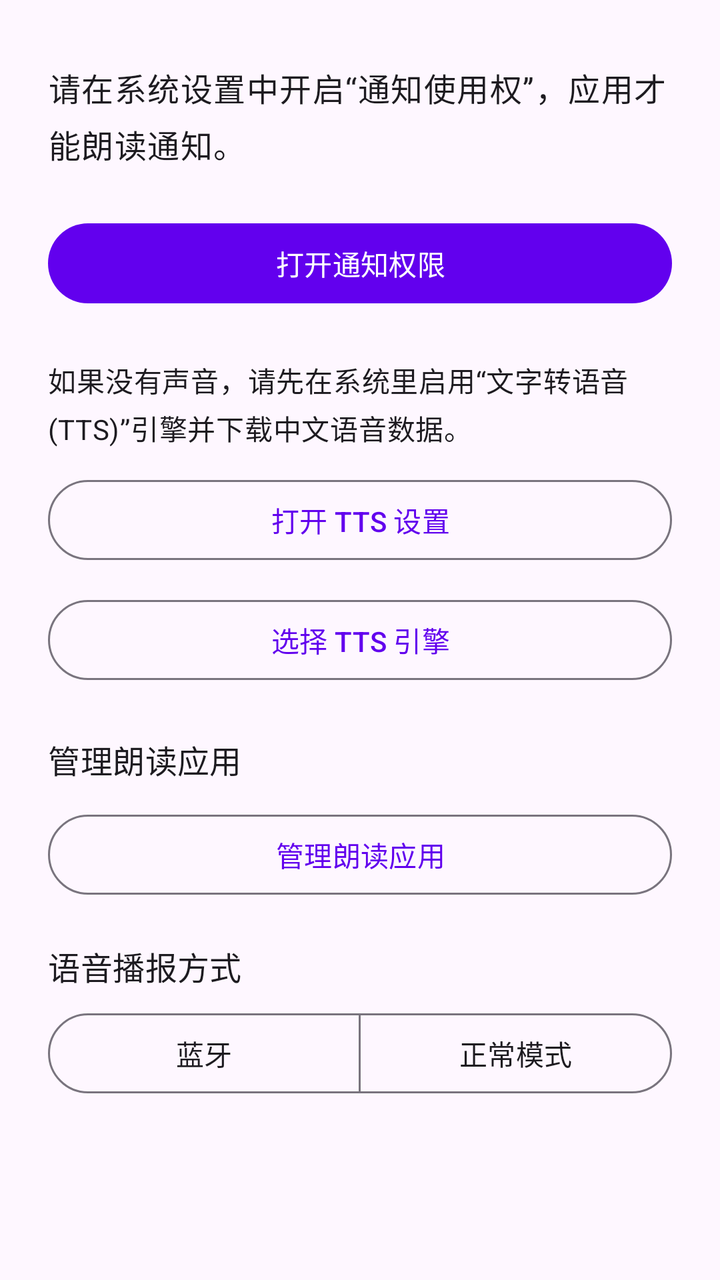
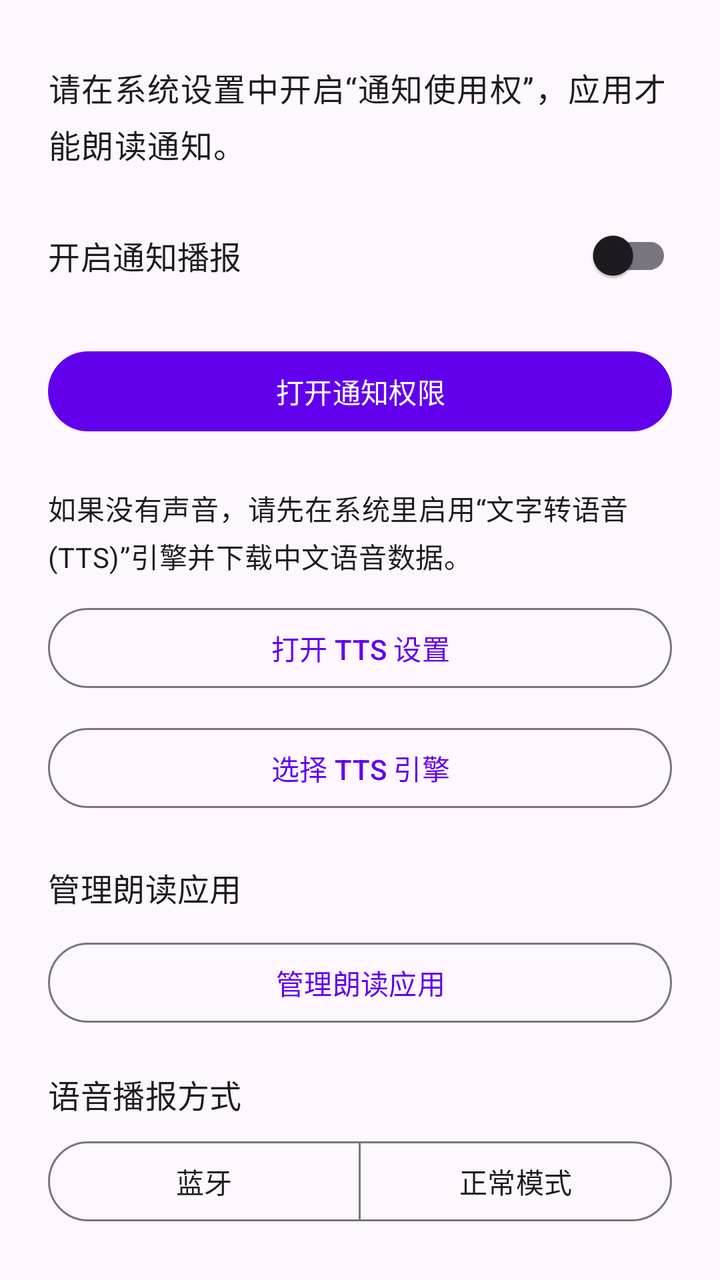

Two renders of the same Android screen: before a commit and after it. Below are the layout's source before the change and the commit's diff.
<!-- AndroidManifest.xml: application theme Theme.NotificationReader2 -->
<!-- res/layout/activity_main.xml -->
<?xml version="1.0" encoding="utf-8"?>
<androidx.constraintlayout.widget.ConstraintLayout xmlns:android="http://schemas.android.com/apk/res/android"
    xmlns:app="http://schemas.android.com/apk/res-auto"
    xmlns:tools="http://schemas.android.com/tools"
    android:layout_width="match_parent"
    android:layout_height="match_parent"
    tools:context=".MainActivity">

    <com.google.android.material.textview.MaterialTextView
        android:id="@+id/hintText"
        android:layout_width="0dp"
        android:layout_height="wrap_content"
        android:layout_marginStart="24dp"
        android:layout_marginEnd="24dp"
        android:layout_marginTop="32dp"
        android:text="@string/notification_access_hint"
        android:textAppearance="?attr/textAppearanceBodyLarge"
        app:layout_constraintEnd_toEndOf="parent"
        app:layout_constraintStart_toStartOf="parent"
        app:layout_constraintTop_toTopOf="parent" />

    <com.google.android.material.button.MaterialButton
        android:id="@+id/openAccessButton"
        android:layout_width="0dp"
        android:layout_height="wrap_content"
        android:layout_marginStart="24dp"
        android:layout_marginEnd="24dp"
        android:layout_marginTop="24dp"
        android:text="@string/open_notification_access"
        app:layout_constraintEnd_toEndOf="parent"
        app:layout_constraintStart_toStartOf="parent"
        app:layout_constraintTop_toBottomOf="@id/hintText" />

    <com.google.android.material.textview.MaterialTextView
        android:id="@+id/ttsHintText"
        android:layout_width="0dp"
        android:layout_height="wrap_content"
        android:layout_marginStart="24dp"
        android:layout_marginEnd="24dp"
        android:layout_marginTop="24dp"
        android:text="@string/tts_settings_hint"
        android:textAppearance="?attr/textAppearanceBodyMedium"
        app:layout_constraintEnd_toEndOf="parent"
        app:layout_constraintStart_toStartOf="parent"
        app:layout_constraintTop_toBottomOf="@id/openAccessButton" />

    <com.google.android.material.button.MaterialButton
        android:id="@+id/openTtsButton"
        style="?attr/materialButtonOutlinedStyle"
        android:layout_width="0dp"
        android:layout_height="wrap_content"
        android:layout_marginStart="24dp"
        android:layout_marginEnd="24dp"
        android:layout_marginTop="12dp"
        android:text="@string/open_tts_settings"
        app:layout_constraintEnd_toEndOf="parent"
        app:layout_constraintStart_toStartOf="parent"
        app:layout_constraintTop_toBottomOf="@id/ttsHintText" />

    <com.google.android.material.button.MaterialButton
        android:id="@+id/pickTtsEngineButton"
        style="?attr/materialButtonOutlinedStyle"
        android:layout_width="0dp"
        android:layout_height="wrap_content"
        android:layout_marginStart="24dp"
        android:layout_marginEnd="24dp"
        android:layout_marginTop="12dp"
        android:text="@string/pick_tts_engine"
        app:layout_constraintEnd_toEndOf="parent"
        app:layout_constraintStart_toStartOf="parent"
        app:layout_constraintTop_toBottomOf="@id/openTtsButton" />

    <com.google.android.material.textview.MaterialTextView
        android:id="@+id/manageTitle"
        android:layout_width="0dp"
        android:layout_height="wrap_content"
        android:layout_marginStart="24dp"
        android:layout_marginEnd="24dp"
        android:layout_marginTop="24dp"
        android:text="@string/manage_read_aloud_apps"
        android:textAppearance="?attr/textAppearanceTitleMedium"
        app:layout_constraintEnd_toEndOf="parent"
        app:layout_constraintStart_toStartOf="parent"
        app:layout_constraintTop_toBottomOf="@id/pickTtsEngineButton" />

    <com.google.android.material.button.MaterialButton
        android:id="@+id/manageAppsButton"
        style="?attr/materialButtonOutlinedStyle"
        android:layout_width="0dp"
        android:layout_height="wrap_content"
        android:layout_marginStart="24dp"
        android:layout_marginEnd="24dp"
        android:layout_marginTop="12dp"
        android:text="@string/manage_read_aloud_apps"
        app:layout_constraintEnd_toEndOf="parent"
        app:layout_constraintStart_toStartOf="parent"
        app:layout_constraintTop_toBottomOf="@id/manageTitle" />

    <com.google.android.material.textview.MaterialTextView
        android:id="@+id/playbackModeTitle"
        android:layout_width="0dp"
        android:layout_height="wrap_content"
        android:layout_marginStart="24dp"
        android:layout_marginEnd="24dp"
        android:layout_marginTop="20dp"
        android:text="@string/read_aloud_mode_title"
        android:textAppearance="?attr/textAppearanceTitleMedium"
        app:layout_constraintEnd_toEndOf="parent"
        app:layout_constraintStart_toStartOf="parent"
        app:layout_constraintTop_toBottomOf="@id/manageAppsButton" />

    <com.google.android.material.button.MaterialButtonToggleGroup
        android:id="@+id/playbackModeToggleGroup"
        android:layout_width="0dp"
        android:layout_height="wrap_content"
        android:layout_marginStart="24dp"
        android:layout_marginEnd="24dp"
        android:layout_marginTop="8dp"
        app:layout_constraintEnd_toEndOf="parent"
        app:layout_constraintStart_toStartOf="parent"
        app:layout_constraintTop_toBottomOf="@id/playbackModeTitle"
        app:selectionRequired="true"
        app:singleSelection="true">

        <com.google.android.material.button.MaterialButton
            android:id="@+id/modeBluetoothButton"
            style="?attr/materialButtonOutlinedStyle"
            android:layout_width="0dp"
            android:layout_height="wrap_content"
            android:layout_weight="1"
            android:text="@string/read_aloud_mode_bluetooth" />

        <com.google.android.material.button.MaterialButton
            android:id="@+id/modeNormalButton"
            style="?attr/materialButtonOutlinedStyle"
            android:layout_width="0dp"
            android:layout_height="wrap_content"
            android:layout_weight="1"
            android:text="@string/read_aloud_mode_normal" />
    </com.google.android.material.button.MaterialButtonToggleGroup>

    <com.google.android.material.textview.MaterialTextView
        android:id="@+id/headsetStatusText"
        android:layout_width="0dp"
        android:layout_height="wrap_content"
        android:layout_marginStart="24dp"
        android:layout_marginEnd="24dp"
        android:layout_marginTop="16dp"
        android:textAppearance="?attr/textAppearanceBodyMedium"
        app:layout_constraintEnd_toEndOf="parent"
        app:layout_constraintStart_toStartOf="parent"
        app:layout_constraintTop_toBottomOf="@id/playbackModeToggleGroup" />

    <com.google.android.material.textview.MaterialTextView
        android:id="@+id/notifAccessStatusText"
        android:layout_width="0dp"
        android:layout_height="wrap_content"
        android:layout_marginStart="24dp"
        android:layout_marginEnd="24dp"
        android:layout_marginTop="8dp"
        android:textAppearance="?attr/textAppearanceBodyMedium"
        app:layout_constraintEnd_toEndOf="parent"
        app:layout_constraintStart_toStartOf="parent"
        app:layout_constraintTop_toBottomOf="@id/headsetStatusText" />

    <com.google.android.material.textview.MaterialTextView
        android:id="@+id/ttsEngineStatusText"
        android:layout_width="0dp"
        android:layout_height="wrap_content"
        android:layout_marginStart="24dp"
        android:layout_marginEnd="24dp"
        android:layout_marginTop="8dp"
        android:textAppearance="?attr/textAppearanceBodyMedium"
        app:layout_constraintEnd_toEndOf="parent"
        app:layout_constraintStart_toStartOf="parent"
        app:layout_constraintTop_toBottomOf="@id/notifAccessStatusText" />

</androidx.constraintlayout.widget.ConstraintLayout>
<!-- resources referenced by this layout -->
<resources>
  <string name="manage_read_aloud_apps">管理朗读应用</string>
  <string name="notification_access_hint">请在系统设置中开启“通知使用权”，应用才能朗读通知。</string>
  <string name="open_notification_access">打开通知权限</string>
  <string name="open_tts_settings">打开 TTS 设置</string>
  <string name="pick_tts_engine">选择 TTS 引擎</string>
  <string name="read_aloud_mode_bluetooth">蓝牙</string>
  <string name="read_aloud_mode_normal">正常模式</string>
  <string name="read_aloud_mode_title">语音播报方式</string>
  <string name="tts_settings_hint">如果没有声音，请先在系统里启用“文字转语音(TTS)”引擎并下载中文语音数据。</string>
  <style name="Theme.NotificationReader2" parent="Theme.Material3.DayNight.NoActionBar">
          <item name="colorPrimary">@color/purple_500</item>
          <item name="colorOnPrimary">@color/white</item>
          <item name="colorSecondary">@color/teal_200</item>
          <item name="colorOnSecondary">@color/black</item>
          <item name="android:statusBarColor" tools:targetApi="l">?attr/colorPrimary</item>
      </style>
  <color name="purple_500">#FF6200EE</color>
  <color name="white">#FFFFFFFF</color>
  <color name="teal_200">#FF03DAC5</color>
  <color name="black">#FF000000</color>
</resources>

<!-- the commit's change to res/layout/activity_main.xml (unified diff, before → after) -->
@@ -19,17 +19,30 @@
         app:layout_constraintStart_toStartOf="parent"
         app:layout_constraintTop_toTopOf="parent" />
 
+    <com.google.android.material.switchmaterial.SwitchMaterial
+        android:id="@+id/masterReadSwitch"
+        android:layout_width="0dp"
+        android:layout_height="wrap_content"
+        android:layout_marginStart="24dp"
+        android:layout_marginEnd="24dp"
+        android:layout_marginTop="20dp"
+        android:text="@string/master_read_aloud_switch"
+        android:textAppearance="?attr/textAppearanceTitleMedium"
+        app:layout_constraintEnd_toEndOf="parent"
+        app:layout_constraintStart_toStartOf="parent"
+        app:layout_constraintTop_toBottomOf="@id/hintText" />
+
     <com.google.android.material.button.MaterialButton
         android:id="@+id/openAccessButton"
         android:layout_width="0dp"
         android:layout_height="wrap_content"
         android:layout_marginStart="24dp"
         android:layout_marginEnd="24dp"
-        android:layout_marginTop="24dp"
+        android:layout_marginTop="20dp"
         android:text="@string/open_notification_access"
         app:layout_constraintEnd_toEndOf="parent"
         app:layout_constraintStart_toStartOf="parent"
-        app:layout_constraintTop_toBottomOf="@id/hintText" />
+        app:layout_constraintTop_toBottomOf="@id/masterReadSwitch" />
 
     <com.google.android.material.textview.MaterialTextView
         android:id="@+id/ttsHintText"
<!-- resource entries referenced after the edit -->
@@ -1,6 +1,7 @@
 <!-- resources referenced by this layout -->
 <resources>
   <string name="manage_read_aloud_apps">管理朗读应用</string>
+  <string name="master_read_aloud_switch">开启通知播报</string>
   <string name="notification_access_hint">请在系统设置中开启“通知使用权”，应用才能朗读通知。</string>
   <string name="open_notification_access">打开通知权限</string>
   <string name="open_tts_settings">打开 TTS 设置</string>
